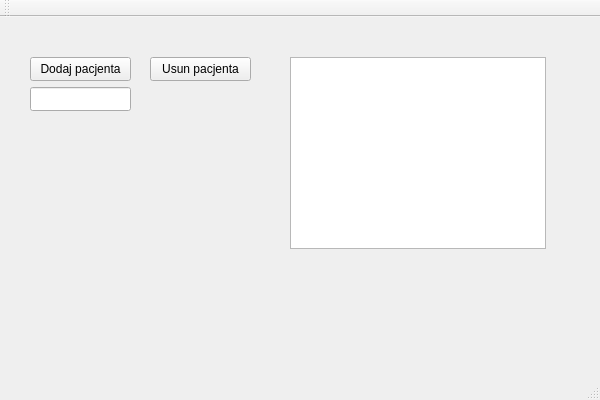
First picture: the form in Pacjenci/Pacjenci.ui, repository Kupsztajn/Jipp, before the edit.
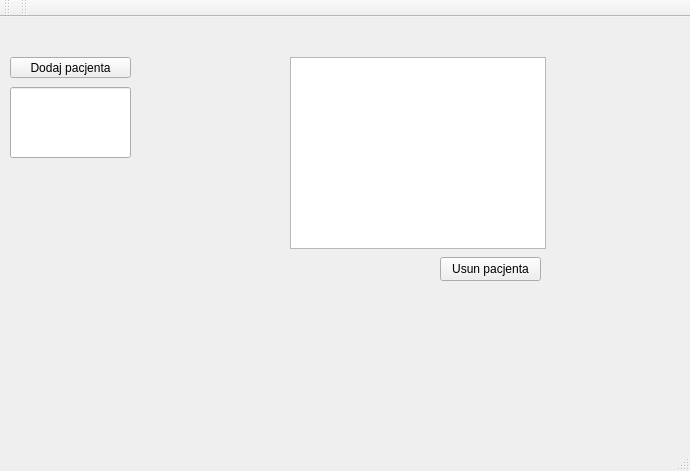
Second picture: the form after the edit.

Commit message: Dodano ikone do main window i komunikatow

The edit to the form file:
```diff
--- a/Pacjenci/Pacjenci.ui
+++ b/Pacjenci/Pacjenci.ui
@@ -6,8 +6,8 @@
    <rect>
     <x>0</x>
     <y>0</y>
-    <width>600</width>
-    <height>400</height>
+    <width>690</width>
+    <height>471</height>
    </rect>
   </property>
   <property name="windowTitle">
@@ -20,10 +20,10 @@
    <widget class="QPushButton" name="Button_Dodaj">
     <property name="geometry">
      <rect>
-      <x>30</x>
+      <x>10</x>
       <y>40</y>
-      <width>101</width>
-      <height>24</height>
+      <width>121</width>
+      <height>21</height>
      </rect>
     </property>
     <property name="text">
@@ -33,8 +33,8 @@
    <widget class="QPushButton" name="Button_Usun">
     <property name="geometry">
      <rect>
-      <x>150</x>
-      <y>40</y>
+      <x>440</x>
+      <y>240</y>
       <width>101</width>
       <height>24</height>
      </rect>
@@ -59,10 +59,10 @@
    <widget class="QLineEdit" name="lineEdit">
     <property name="geometry">
      <rect>
-      <x>30</x>
+      <x>10</x>
       <y>70</y>
-      <width>101</width>
-      <height>24</height>
+      <width>121</width>
+      <height>71</height>
      </rect>
     </property>
    </widget>
@@ -86,6 +86,17 @@
    </attribute>
   </widget>
   <widget class="QStatusBar" name="statusBar"/>
+  <widget class="QToolBar" name="toolBar">
+   <property name="windowTitle">
+    <string>toolBar</string>
+   </property>
+   <attribute name="toolBarArea">
+    <enum>TopToolBarArea</enum>
+   </attribute>
+   <attribute name="toolBarBreak">
+    <bool>false</bool>
+   </attribute>
+  </widget>
  </widget>
  <layoutdefault spacing="6" margin="11"/>
  <resources>
```
Left out of the diff: 5 changed lines with no effect on the pictures. The commit also changes 3 other files.
